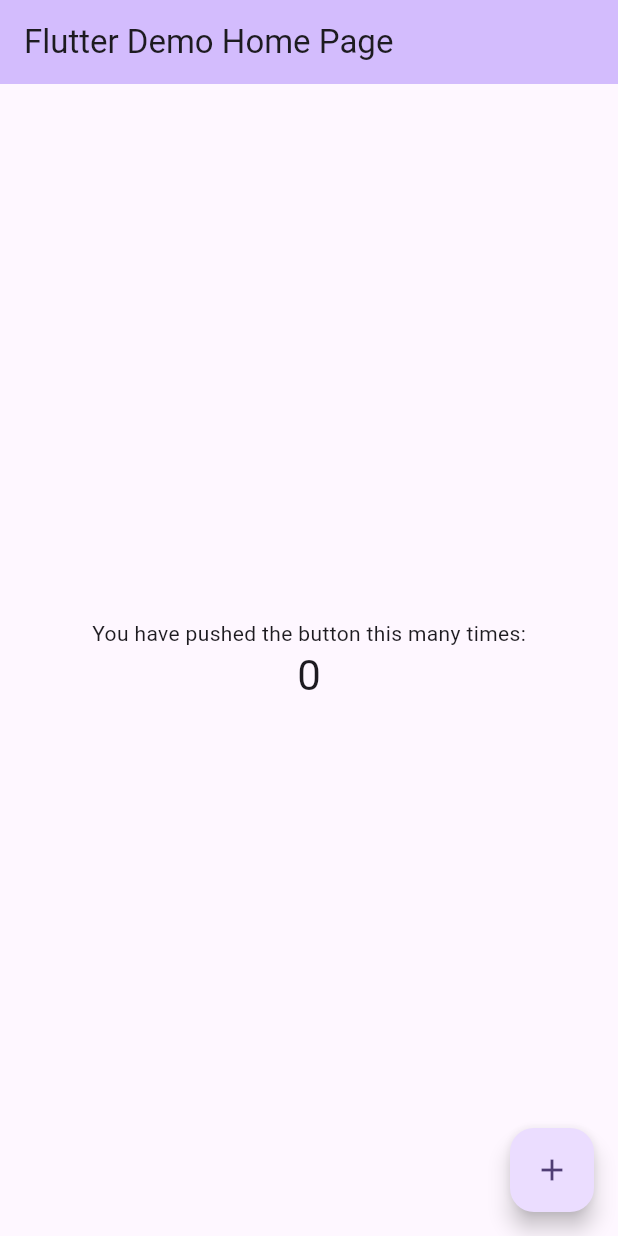
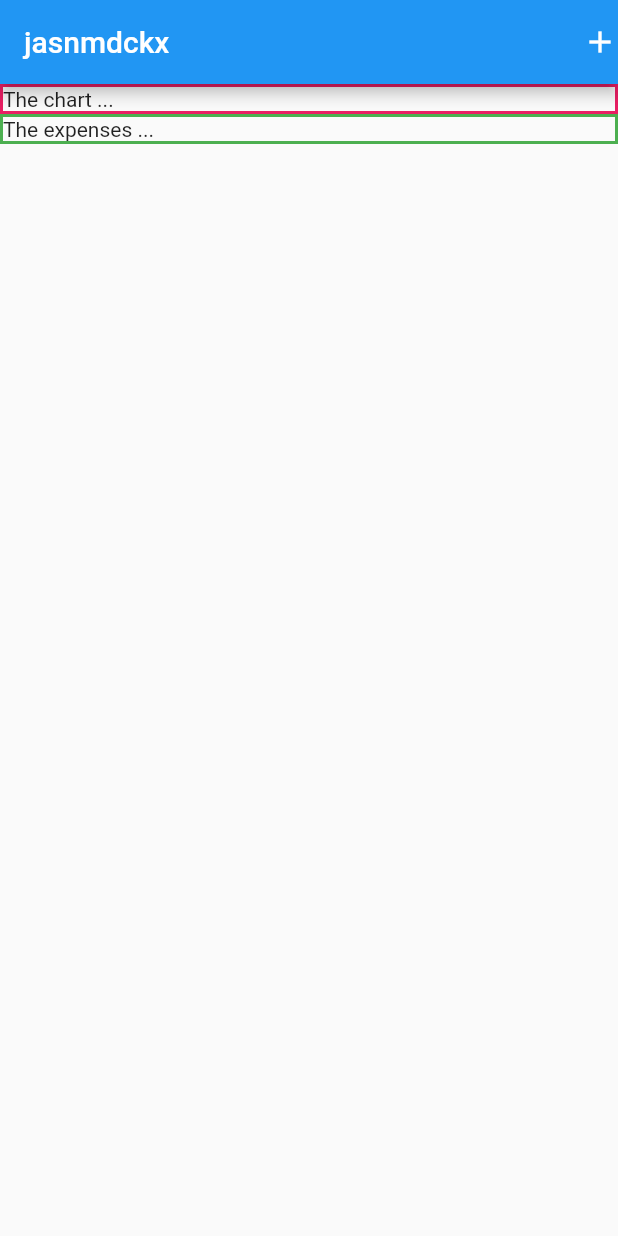
Before and after one commit to DungxLas/-Flutter-Expense_Tracker, a Flutter app: the screen it shows after launch, on a phone screen of 412 x 824 dp. Run offline on Flutter 3.47's test engine with Material 2 defaults, Android fonts, the phone set to English and light mode, and no system bars.

Commit message:
31/08/2023

```diff
--- /dev/null
+++ b/lib/expense_tracker.dart
@@ -0,0 +1,46 @@
+import 'package:flutter/material.dart';
+
+class ExpenseTracker extends StatefulWidget {
+  const ExpenseTracker({super.key});
+
+  @override
+  State<ExpenseTracker> createState() => _ExpenseTrackerState();
+}
+
+class _ExpenseTrackerState extends State<ExpenseTracker> {
+  @override
+  Widget build(BuildContext context) {
+    return Scaffold(
+      appBar: AppBar(
+        title: Text('jasnmdckx'),
+        actions: [
+          Icon(
+            Icons.add,
+          ),
+        ],
+      ),
+      body: Column(
+        children: [
+          Container(
+            decoration: BoxDecoration(
+                border: Border.all(
+              width: 2,
+              color: Colors.pink,
+            )),
+            width: double.infinity,
+            child: Text('The chart ...'),
+          ),
+          Container(
+            decoration: BoxDecoration(
+                border: Border.all(
+              width: 2,
+              color: Colors.green,
+            )),
+            width: double.infinity,
+            child: Text('The expenses ...'),
+          ),
+        ],
+      ),
+    );
+  }
+}
--- a/lib/main.dart
+++ b/lib/main.dart
@@ -1,125 +1,8 @@
+import 'package:expense_tracker/expense_tracker.dart';
 import 'package:flutter/material.dart';
 
 void main() {
-  runApp(const MyApp());
+  runApp(const MaterialApp(
+    home: ExpenseTracker(),
+  ));
 }
-
-class MyApp extends StatelessWidget {
-  const MyApp({super.key});
-
-  // This widget is the root of your application.
-  @override
-  Widget build(BuildContext context) {
-    return MaterialApp(
-      title: 'Flutter Demo',
-      theme: ThemeData(
-        // This is the theme of your application.
-        //
-        // TRY THIS: Try running your application with "flutter run". You'll see
-        // the application has a blue toolbar. Then, without quitting the app,
-        // try changing the seedColor in the colorScheme below to Colors.green
-        // and then invoke "hot reload" (save your changes or press the "hot
-        // reload" button in a Flutter-supported IDE, or press "r" if you used
-        // the command line to start the app).
-        //
-        // Notice that the counter didn't reset back to zero; the application
-        // state is not lost during the reload. To reset the state, use hot
-        // restart instead.
-        //
-        // This works for code too, not just values: Most code changes can be
-        // tested with just a hot reload.
-        colorScheme: ColorScheme.fromSeed(seedColor: Colors.deepPurple),
-        useMaterial3: true,
-      ),
-      home: const MyHomePage(title: 'Flutter Demo Home Page'),
-    );
-  }
-}
-
-class MyHomePage extends StatefulWidget {
-  const MyHomePage({super.key, required this.title});
-
-  // This widget is the home page of your application. It is stateful, meaning
-  // that it has a State object (defined below) that contains fields that affect
-  // how it looks.
-
-  // This class is the configuration for the state. It holds the values (in this
-  // case the title) provided by the parent (in this case the App widget) and
-  // used by the build method of the State. Fields in a Widget subclass are
-  // always marked "final".
-
-  final String title;
-
-  @override
-  State<MyHomePage> createState() => _MyHomePageState();
-}
-
-class _MyHomePageState extends State<MyHomePage> {
-  int _counter = 0;
-
-  void _incrementCounter() {
-    setState(() {
-      // This call to setState tells the Flutter framework that something has
-      // changed in this State, which causes it to rerun the build method below
-      // so that the display can reflect the updated values. If we changed
-      // _counter without calling setState(), then the build method would not be
-      // called again, and so nothing would appear to happen.
-      _counter++;
-    });
-  }
-
-  @override
-  Widget build(BuildContext context) {
-    // This method is rerun every time setState is called, for instance as done
-    // by the _incrementCounter method above.
-    //
-    // The Flutter framework has been optimized to make rerunning build methods
-    // fast, so that you can just rebuild anything that needs updating rather
-    // than having to individually change instances of widgets.
-    return Scaffold(
-      appBar: AppBar(
-        // TRY THIS: Try changing the color here to a specific color (to
-        // Colors.amber, perhaps?) and trigger a hot reload to see the AppBar
-        // change color while the other colors stay the same.
-        backgroundColor: Theme.of(context).colorScheme.inversePrimary,
-        // Here we take the value from the MyHomePage object that was created by
-        // the App.build method, and use it to set our appbar title.
-        title: Text(widget.title),
-      ),
-      body: Center(
-        // Center is a layout widget. It takes a single child and positions it
-        // in the middle of the parent.
-        child: Column(
-          // Column is also a layout widget. It takes a list of children and
-          // arranges them vertically. By default, it sizes itself to fit its
-          // children horizontally, and tries to be as tall as its parent.
-          //
-          // Column has various properties to control how it sizes itself and
-          // how it positions its children. Here we use mainAxisAlignment to
-          // center the children vertically; the main axis here is the vertical
-          // axis because Columns are vertical (the cross axis would be
-          // horizontal).
-          //
-          // TRY THIS: Invoke "debug painting" (choose the "Toggle Debug Paint"
-          // action in the IDE, or press "p" in the console), to see the
-          // wireframe for each widget.
-          mainAxisAlignment: MainAxisAlignment.center,
-          children: <Widget>[
-            const Text(
-              'You have pushed the button this many times:',
-            ),
-            Text(
-              '$_counter',
-              style: Theme.of(context).textTheme.headlineMedium,
-            ),
-          ],
-        ),
-      ),
-      floatingActionButton: FloatingActionButton(
-        onPressed: _incrementCounter,
-        tooltip: 'Increment',
-        child: const Icon(Icons.add),
-      ), // This trailing comma makes auto-formatting nicer for build methods.
-    );
-  }
-}
--- /dev/null
+++ b/lib/models/expense.dart
@@ -0,0 +1 @@
+class Expense {}
```
